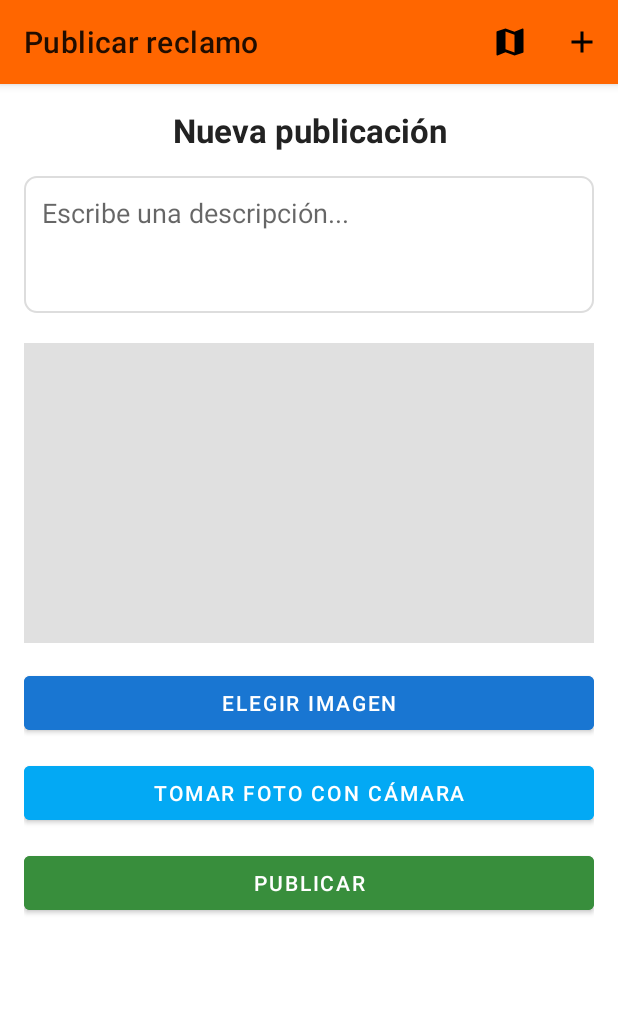
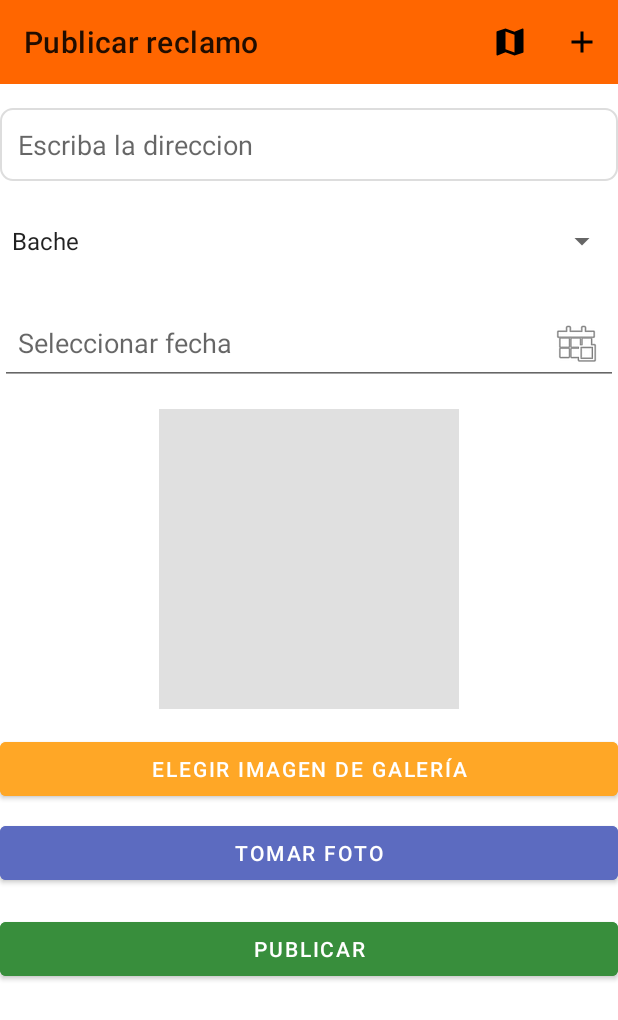
Before and after one commit to VitekNicolas/Proyects, an Android app: the PostActivity screen opened directly, with no data from a screen before it, after a tap on "PUBLICAR", on a phone screen of 412 x 824 dp. Shown: the top 1020 px of the screen. Run offline under Robolectric (Android 15) with nearby library versions, the phone set to English and light mode, and no system bars.

Commit message:
[NEW] PostActivity: location, type and date

```diff
--- a/Java mobile application/app/src/main/java/com/example/javamobileapplication/PostActivity.java
+++ b/Java mobile application/app/src/main/java/com/example/javamobileapplication/PostActivity.java
@@ -1,22 +1,25 @@
 package com.example.javamobileapplication;
 
 import android.Manifest;
+import android.app.DatePickerDialog;
 import android.content.Intent;
 import android.content.pm.PackageManager;
 import android.net.Uri;
 import android.os.Bundle;
 import android.provider.MediaStore;
+import android.view.WindowManager;
 import android.widget.Button;
 import android.widget.EditText;
 import android.widget.ImageView;
+import android.widget.Spinner;
 import android.widget.Toast;
 import androidx.annotation.NonNull;
-import androidx.appcompat.app.AppCompatActivity;
 import androidx.appcompat.widget.Toolbar;
 import androidx.core.app.ActivityCompat;
 import androidx.core.content.ContextCompat;
 import androidx.core.content.FileProvider;
 import java.io.File;
+import java.util.Calendar;
 
 public class PostActivity extends MenuActivity {
 
@@ -24,11 +27,16 @@ public class PostActivity extends MenuActivity {
     private static final int REQUEST_GALLERY = 100;
     private static final int REQUEST_IMAGE_CAPTURE = 101;
     private Uri imageUri;
+    private Spinner spinnerTipo;
+    private EditText etFecha;
 
     @Override
     protected void onCreate(Bundle savedInstanceState) {
         super.onCreate(savedInstanceState);
         setContentView(R.layout.post_activity);
+        getWindow().setSoftInputMode(WindowManager.LayoutParams.SOFT_INPUT_STATE_ALWAYS_HIDDEN);
+        etFecha = findViewById(R.id.et_fecha);
+        spinnerTipo = findViewById(R.id.spinner_tipo_reclamo);
         Button btnCamera = findViewById(R.id.btnCamera);
         Button btnSavePost=findViewById(R.id.btn_publish);
         Button btnGaleria = findViewById(R.id.btn_choose_image);
@@ -43,6 +51,7 @@ public class PostActivity extends MenuActivity {
         });
         btnGaleria.setOnClickListener(v -> abrirGaleria());
         btnSavePost.setOnClickListener(v -> guardarPublicacion());
+        etFecha.setOnClickListener(v -> mostrarSelectorFecha());
         Toolbar toolbar = findViewById(R.id.toolbar);
         setSupportActionBar(toolbar);
     }
@@ -63,6 +72,19 @@ public class PostActivity extends MenuActivity {
         Intent intent = new Intent(Intent.ACTION_PICK, MediaStore.Images.Media.EXTERNAL_CONTENT_URI);
         startActivityForResult(intent, REQUEST_GALLERY);
     }
+
+    private void mostrarSelectorFecha() {
+        final Calendar calendario = Calendar.getInstance();
+        int año = calendario.get(Calendar.YEAR);
+        int mes = calendario.get(Calendar.MONTH);
+        int dia = calendario.get(Calendar.DAY_OF_MONTH);
+        DatePickerDialog dialog = new DatePickerDialog(this,
+                (view, year, month, dayOfMonth) -> {
+                    String fechaSeleccionada = dayOfMonth + "/" + (month + 1) + "/" + year;
+                    etFecha.setText(fechaSeleccionada);
+                }, año, mes, dia);
+        dialog.show();
+    }
     @Override
     public void onRequestPermissionsResult(int requestCode,
                                            @NonNull String[] permissions,
@@ -81,14 +103,11 @@ public class PostActivity extends MenuActivity {
     protected void onActivityResult(int requestCode, int resultCode, Intent data) {
         super.onActivityResult(requestCode, resultCode, data);
         ImageView imageView = findViewById(R.id.img_preview);
-        // 📸 Si la foto viene desde la cámara
         if (requestCode == REQUEST_IMAGE_CAPTURE && resultCode == RESULT_OK) {
             imageView.setImageURI(imageUri);
         }
-
-        // 🖼️ Si la imagen viene desde la galería
         else if (requestCode == REQUEST_GALLERY && resultCode == RESULT_OK && data != null) {
-            imageUri = data.getData(); // obtenemos la URI de la imagen seleccionada
+            imageUri = data.getData();
             imageView.setImageURI(imageUri);
         }
     }
@@ -96,16 +115,16 @@ public class PostActivity extends MenuActivity {
     private void guardarPublicacion() {
         EditText et_description=findViewById(R.id.et_description);
         String descripcion = et_description.getText().toString().trim();
-        if (descripcion.isEmpty() || imageUri == null) {
-            Toast.makeText(this, "Debe agregar una descripción y una imagen", Toast.LENGTH_SHORT).show();
-            return;
+        String tipo = spinnerTipo.getSelectedItem().toString();
+        String fecha = etFecha.getText().toString();
+        if (descripcion.isEmpty() || imageUri == null || tipo.isEmpty() || fecha.isEmpty()) {
+            Toast.makeText(this, "Complete todos los campos", Toast.LENGTH_SHORT).show();
         }
         else{
             Toast.makeText(this, "Reclamos guardado correctamente", Toast.LENGTH_SHORT).show();
         }
         // Aquí guardarías en tu base de datos SQLite
         // Ejemplo: new Publicacion(descripcion, imageUri.toString(), ubicacion);
-        Toast.makeText(this, "Publicación guardada correctamente", Toast.LENGTH_SHORT).show();
         //finish();
     }
 }
--- a/Java mobile application/app/src/main/res/layout/post_activity.xml
+++ b/Java mobile application/app/src/main/res/layout/post_activity.xml
@@ -1,96 +1,83 @@
-<?xml version="1.0" encoding="utf-8"?>
-<LinearLayout xmlns:android="http://schemas.android.com/apk/res/android"
-    xmlns:app="http://schemas.android.com/apk/res-auto"
+<ScrollView xmlns:android="http://schemas.android.com/apk/res/android"
     android:layout_width="match_parent"
-    android:layout_height="match_parent"
-    android:orientation="vertical"
-    android:fitsSystemWindows="true">
-
-    <!-- Toolbar -->
-    <androidx.appcompat.widget.Toolbar
-        android:id="@+id/toolbar"
-        android:layout_width="match_parent"
-        android:layout_height="?attr/actionBarSize"
-        android:background="#FF6600"
-        android:title="@string/toolbar_post_title"
-        android:titleTextColor="@android:color/white"
-        app:contentInsetStartWithNavigation="0dp"
-        android:elevation="4dp" />
-
-    <!-- Contenido desplazable -->
-    <ScrollView
-        android:layout_width="match_parent"
-        android:layout_height="match_parent"
-        android:padding="16dp">
-
+    android:layout_height="match_parent">
     <LinearLayout
         android:layout_width="match_parent"
         android:layout_height="wrap_content"
         android:orientation="vertical">
 
-            <!-- Título -->
-            <TextView
-                android:id="@+id/tv_title"
+        <androidx.appcompat.widget.Toolbar
+            android:id="@+id/toolbar"
             android:layout_width="match_parent"
-                android:layout_height="wrap_content"
-                android:text="Nueva publicación"
-                android:textSize="22sp"
-                android:textStyle="bold"
-                android:textColor="#222222"
-                android:gravity="center"
-                android:layout_marginBottom="16dp" />
+            android:layout_height="?attr/actionBarSize"
+            android:background="?attr/colorPrimary"
+            android:title="@string/toolbar_post_title"
+            android:titleTextColor="@android:color/white"
+            android:fitsSystemWindows="true"/>
 
-            <!-- Descripción -->
         <EditText
             android:id="@+id/et_description"
             android:layout_width="match_parent"
             android:layout_height="wrap_content"
-                android:hint="Escribe una descripción..."
+            android:hint="@string/et_location"
             android:inputType="textMultiLine"
-                android:minLines="3"
-                android:maxLines="6"
             android:gravity="top|start"
             android:background="@drawable/edittext_background"
             android:padding="12dp"
-                android:layout_marginBottom="20dp" />
+            android:layout_marginTop="16dp" />
 
-            <!-- Vista previa de imagen -->
+        <Spinner
+            android:id="@+id/spinner_tipo_reclamo"
+            android:layout_width="match_parent"
+            android:layout_height="48dp"
+            android:layout_marginTop="16dp"
+            android:entries="@array/tipos_reclamos" />
+
+        <EditText
+            android:id="@+id/et_fecha"
+            android:layout_width="match_parent"
+            android:layout_height="wrap_content"
+            android:hint="@string/et_selectDate"
+            android:focusable="true"
+            android:clickable="true"
+            android:inputType="none"
+            android:drawableEnd="@android:drawable/ic_menu_today"
+            android:padding="12dp"
+            android:layout_marginTop="16dp" />
+
         <ImageView
             android:id="@+id/img_preview"
-                android:layout_width="match_parent"
+            android:layout_width="200dp"
             android:layout_height="200dp"
-                android:layout_marginBottom="16dp"
+            android:layout_gravity="center"
+            android:layout_marginTop="16dp"
             android:scaleType="centerCrop"
             android:background="#E0E0E0"
-                android:contentDescription="Vista previa de imagen" />
+            android:contentDescription="@string/iv_description" />
 
-            <!-- Botones -->
         <Button
             android:id="@+id/btn_choose_image"
             android:layout_width="match_parent"
             android:layout_height="wrap_content"
-                android:text="Elegir imagen"
-                android:backgroundTint="#1976D2"
-                android:textColor="@android:color/white"
-                android:layout_marginBottom="12dp" />
+            android:text="@string/btn_gallery"
+            android:layout_marginTop="16dp"
+            android:backgroundTint="#FFA726"/>
 
         <Button
             android:id="@+id/btnCamera"
             android:layout_width="match_parent"
             android:layout_height="wrap_content"
-                android:text="Tomar foto con cámara"
-                android:backgroundTint="#03A9F4"
-                android:textColor="@android:color/white"
-                android:layout_marginBottom="12dp" />
+            android:text="@string/btn_camera"
+            android:layout_marginTop="8dp"
+            android:backgroundTint="#5C6BC0"/>
 
         <Button
             android:id="@+id/btn_publish"
             android:layout_width="match_parent"
             android:layout_height="wrap_content"
-                android:text="Publicar"
+            android:text="@string/btn_publish"
             android:backgroundTint="#388E3C"
-                android:textColor="@android:color/white" />
-
+            android:textColor="@android:color/white"
+            android:layout_marginTop="16dp" />
     </LinearLayout>
 </ScrollView>
-</LinearLayout>
--- a/Java mobile application/app/src/main/res/layout/register_activity.xml
+++ b/Java mobile application/app/src/main/res/layout/register_activity.xml
@@ -11,7 +11,8 @@
         android:layout_height="?attr/actionBarSize"
         android:background="#F86401"
         android:titleTextColor="@android:color/white"
-        app:titleTextColor="@android:color/white" />
+        app:titleTextColor="@android:color/white"
+        android:title="@string/title_welcome"/>
 
     <EditText
         android:id="@+id/et_userEmail"
--- a/Java mobile application/app/src/main/res/values/strings.xml
+++ b/Java mobile application/app/src/main/res/values/strings.xml
@@ -1,5 +1,8 @@
 <resources>
     <string name="app_name">Bera reclama</string>
+    <!--    Main menu-->
+    <string name="it_publish_title">Publicar</string>
+    <string name="it_map_title">Mapa</string>
     <!--    Login activity-->
     <string name="hint_user_title">Usuario</string>
     <string name="hint_password_title">Contraseña</string>
@@ -23,13 +26,19 @@
     <string name="toolbar_map_title">Mapa</string>
     <string name="et_hint_direction">Buscar dirección</string>
     <!--    Post activity-->
-    <string name="btn_search_title">Buscar</string>
-    <string name="et_description">Escribe una descripción…</string>
+    <string name="toolbar_post_title">Nuevo reclamo</string>
+    <string name="et_location">Escriba la direccion</string>
+    <string-array name="tipos_reclamos">
+        <item>Bache</item>
+        <item>Basura acumulada</item>
+        <item>Iluminación</item>
+        <item>Árbol caído</item>
+        <item>Otros</item>
+    </string-array>
+    <string name="et_selectDate">Seleccionar fecha</string>
     <string name="iv_description">Imagen de la publcacion</string>
     <string name="btn_selectImage">Elegir imagen</string>
+    <string name="btn_camera">Tomar foto</string>
+    <string name="btn_gallery">Elegir imagen de galería</string>
     <string name="btn_publish">Publicar</string>
-    <!--    Main menu-->
-    <string name="it_publish_title">Publicar</string>
-    <string name="it_map_title">Mapa</string>
-    <string name="toolbar_post_title">Nuevo reclamo</string>
 </resources>
```
Lines whose indentation alone changed are shown as unchanged.
